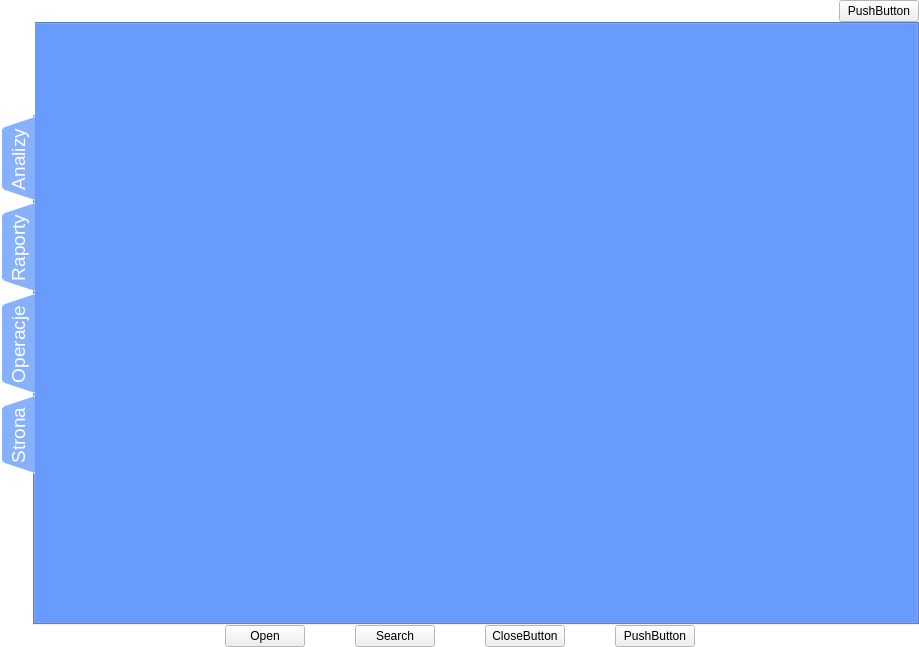
First picture: the form in trunk/src/edr/src/hmm_view/ui/toolboxmaindeffile.ui, repository mk4me/hm-mde-one, before the edit.
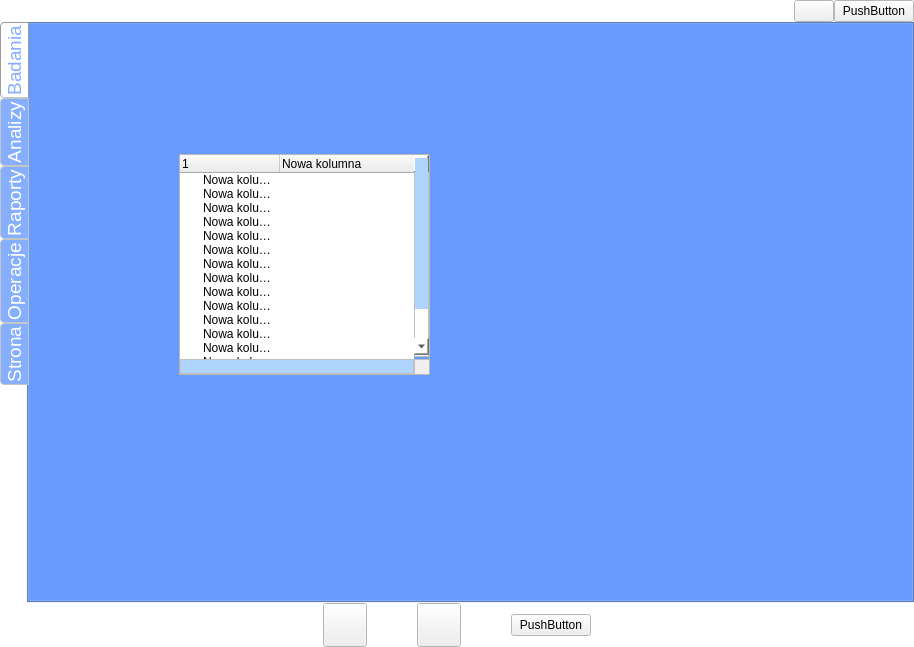
Second picture: the form after the edit. The open tabs and pages were chosen to show the change. Icons and pictures are not drawn.

```diff
--- a/trunk/src/edr/src/hmm_view/ui/toolboxmaindeffile.ui
+++ b/trunk/src/edr/src/hmm_view/ui/toolboxmaindeffile.ui
@@ -6,7 +6,7 @@
    <rect>
     <x>0</x>
     <y>0</y>
-    <width>919</width>
+    <width>914</width>
     <height>647</height>
    </rect>
   </property>
@@ -182,6 +182,29 @@
            </property>
           </spacer>
          </item>
+         <item>
+          <widget class="QPushButton" name="pushButton">
+           <property name="maximumSize">
+            <size>
+             <width>223</width>
+             <height>49</height>
+            </size>
+           </property>
+           <property name="text">
+            <string/>
+           </property>
+           <property name="icon">
+            <iconset resource="Icons.qrc">
+             <normaloff>:/resources/icons/logo2.png</normaloff>:/resources/icons/logo2.png</iconset>
+           </property>
+           <property name="iconSize">
+            <size>
+             <width>223</width>
+             <height>49</height>
+            </size>
+           </property>
+          </widget>
+         </item>
          <item>
           <widget class="QPushButton" name="topButton">
            <property name="text">
@@ -366,11 +389,53 @@
              <pointsize>14</pointsize>
             </font>
            </property>
+           <property name="styleSheet">
+            <string notr="true">/* QTabWidget::pane { 
+     border-top: 2px solid #C2C7CB;
+     position: absolute;
+     top: -0.5em;
+ }*/
+
+/* QTabWidget::tab-bar {
+     alignment: center;
+ }*/
+
+ /* Style the tab using the tab sub-control. Note that
+     it reads QTabBar _not_ QTabWidget */
+ QTabBar::tab {
+   color: white; 
+     background: #87AFFF; /*qlineargradient(x1: 0, y1: 0, x2: 0, y2: 1,
+                                 stop: 0 #E1E1E1, stop: 0.4 #DDDDDD,
+                                 stop: 0.5 #D8D8D8, stop: 1.0 #D3D3D3);*/
+     border: 1px solid #C4C4C3;
+     border-bottom-color: #C2C7CB; /* same as the pane color */
+     border-top-left-radius: 4px;
+     border-top-right-radius: 0px;
+     border-bottom-left-radius: 4px;
+     border-bottom-right-radius: 0px;
+     min-width: 8ex;
+     padding: 2px;
+ }
+
+
+ /*QTabBar::tab:selected, QTabBar::tab:hover {
+     background: qlineargradient(x1: 0, y1: 0, x2: 0, y2: 1,
+                                 stop: 0 #fafafa, stop: 0.4 #f4f4f4,
+                                 stop: 0.5 #e7e7e7, stop: 1.0 #fafafa);
+ }*/
+
+ QTabBar::tab:selected {
+    background: white;
+     border-color: #9B9B9B;
+     border-bottom-color: #C2C7CB; /* same as pane color */
+	 color: rgb(135, 173, 255);
+ }</string>
+           </property>
            <property name="tabPosition">
             <enum>QTabWidget::West</enum>
            </property>
            <property name="tabShape">
-            <enum>QTabWidget::Triangular</enum>
+            <enum>QTabWidget::Rounded</enum>
            </property>
            <property name="currentIndex">
             <number>1</number>
@@ -599,6 +664,189 @@
             <attribute name="title">
              <string>Badania</string>
             </attribute>
+            <widget class="QTreeWidget" name="treeWidget">
+             <property name="geometry">
+              <rect>
+               <x>150</x>
+               <y>130</y>
+               <width>251</width>
+               <height>221</height>
+              </rect>
+             </property>
+             <property name="styleSheet">
+              <string notr="true">QScrollBar:horizontal {						
+		border: 1px ridge grey;						
+		background: #FFFFFF;							
+		height: 15px;									
+		margin: 0px 0px 0px 0px;						
+			}		
+
+ QScrollBar::handle:horizontal,  QScrollBar::handle:pressed {				
+		background: rgb(135, 173, 255);								
+			  min-width: 2px;		
+			 max-width: 5px;
+			  height:5px;				    
+		       border: 0px solid grey;					
+			}
+									
+			QScrollBar::handle:horizontal {				
+		background: rgb(175, 213, 255);
+			selection-background-color: rgb(135, 173, 255);						
+			  min-width: 2px;		
+			 max-width: 5px;
+			  height:5px;				    
+		       border: 0px solid grey;					
+			}
+		/* QScrollBar::handle:horizontal,  QScrollBar::handle:pressed {				
+		background: rgb(135, 173, 255);								
+			  min-width: 2px;		
+			 max-width: 5px;
+			  height:5px;				    
+		       border: 0px solid grey;					
+			}*/
+											
+		QScrollBar::add-line:horizontal {			
+		border: 0px solid grey;						
+		background: #FFFFFF;							
+		width: 0px;									
+				subcontrol-position: right;				
+				subcontrol-origin: margin;				
+			}											
+														
+			QScrollBar::sub-line:horizontal {			
+		border: 0px solid grey;						
+		background: #FFFFFF;							
+		width: 0px;									
+				subcontrol-position: left;				
+				subcontrol-origin: margin;				
+			}
+
+QScrollBar:vertical {
+      border: 1px ridge grey;
+      background: #FFFFFF;
+      width: 15px;
+      margin: 2px 0 2px 0;
+  }
+
+ QScrollBar::handle:vertical,  QScrollBar::handle:pressed {
+      background: rgb(135, 173, 255);
+	  border: 0px outset grey;
+      min-height: 20px;
+  }
+
+  QScrollBar::handle:vertical {
+      background: rgb(175, 213, 255);
+	  selection-background-color: rgb(135, 173, 255);
+	  border: 0px outset grey;
+      min-height: 20px;
+  }
+</string>
+             </property>
+             <property name="verticalScrollBarPolicy">
+              <enum>Qt::ScrollBarAlwaysOn</enum>
+             </property>
+             <property name="horizontalScrollBarPolicy">
+              <enum>Qt::ScrollBarAlwaysOn</enum>
+             </property>
+             <property name="autoScroll">
+              <bool>true</bool>
+             </property>
+             <column>
+              <property name="text">
+               <string/>
+              </property>
+             </column>
+             <column>
+              <property name="text">
+               <string>Nowa kolumna</string>
+              </property>
+             </column>
+             <item>
+              <property name="text">
+               <string>Nowa kolumnaNowa kolumnaNowa kolumnaNowa kolumnaNowa kolumna</string>
+              </property>
+             </item>
+             <item>
+              <property name="text">
+               <string>Nowa kolumnaNowa kolumnaNowa kolumnaNowa kolumnaNowa kolumna</string>
+              </property>
+             </item>
+             <item>
+              <property name="text">
+               <string>Nowa kolumnaNowa kolumnaNowa kolumnaNowa kolumnaNowa kolumna</string>
+              </property>
+             </item>
+             <item>
+              <property name="text">
+               <string>Nowa kolumnaNowa kolumnaNowa kolumnaNowa kolumnaNowa kolumna</string>
+              </property>
+             </item>
+             <item>
+              <property name="text">
+               <string>Nowa kolumnaNowa kolumnaNowa kolumnaNowa kolumnaNowa kolumna</string>
+              </property>
+             </item>
+             <item>
+              <property name="text">
+               <string>Nowa kolumnaNowa kolumnaNowa kolumnaNowa kolumnaNowa kolumna</string>
+              </property>
+             </item>
+             <item>
+              <property name="text">
+               <string>Nowa kolumnaNowa kolumnaNowa kolumnaNowa kolumnaNowa kolumna</string>
+              </property>
+             </item>
+             <item>
+              <property name="text">
+               <string>Nowa kolumnaNowa kolumnaNowa kolumnaNowa kolumnaNowa kolumna</string>
+              </property>
+             </item>
+             <item>
+              <property name="text">
+               <string>Nowa kolumnaNowa kolumnaNowa kolumnaNowa kolumnaNowa kolumna</string>
+              </property>
+             </item>
+             <item>
+              <property name="text">
+               <string>Nowa kolumnaNowa kolumnaNowa kolumnaNowa kolumnaNowa kolumna</string>
+              </property>
+             </item>
+             <item>
+              <property name="text">
+               <string>Nowa kolumnaNowa kolumnaNowa kolumnaNowa kolumnaNowa kolumna</string>
+              </property>
+             </item>
+             <item>
+              <property name="text">
+               <string>Nowa kolumnaNowa kolumnaNowa kolumnaNowa kolumnaNowa kolumna</string>
+              </property>
+             </item>
+             <item>
+              <property name="text">
+               <string>Nowa kolumnaNowa kolumnaNowa kolumnaNowa kolumnaNowa kolumna</string>
+              </property>
+             </item>
+             <item>
+              <property name="text">
+               <string>Nowa kolumnaNowa kolumnaNowa kolumnaNowa kolumnaNowa kolumna</string>
+              </property>
+             </item>
+             <item>
+              <property name="text">
+               <string>Nowa kolumnaNowa kolumnaNowa kolumnaNowa kolumnaNowa kolumna</string>
+              </property>
+             </item>
+             <item>
+              <property name="text">
+               <string>Nowa kolumnaNowa kolumnaNowa kolumnaNowa kolumnaNowa kolumna</string>
+              </property>
+             </item>
+             <item>
+              <property name="text">
+               <string>Nowa kolumnaNowa kolumnaNowa kolumnaNowa kolumnaNowa kolumna</string>
+              </property>
+             </item>
+            </widget>
            </widget>
            <widget class="QWidget" name="Analizy">
             <property name="palette">
@@ -1061,30 +1309,65 @@
          </item>
          <item>
           <widget class="QPushButton" name="openButton">
-           <property name="text">
+           <property name="minimumSize">
+            <size>
+             <width>44</width>
+             <height>44</height>
+            </size>
+           </property>
+           <property name="maximumSize">
+            <size>
+             <width>44</width>
+             <height>44</height>
+            </size>
+           </property>
+           <property name="toolTip">
             <string>Open</string>
            </property>
-           <property name="icon">
-            <iconset resource="Icons.qrc">
-             <normaloff>:/resources/icons/open.png</normaloff>:/resources/icons/open.png</iconset>
-           </property>
-          </widget>
-         </item>
-         <item>
-          <widget class="QPushButton" name="pushButton_3">
            <property name="text">
-            <string>Search</string>
+            <string/>
            </property>
            <property name="icon">
             <iconset resource="Icons.qrc">
-             <normaloff>:/resources/icons/wizualizacja2.png</normaloff>:/resources/icons/wizualizacja2.png</iconset>
+             <normaloff>:/resources/icons/openSession.png</normaloff>:/resources/icons/openSession.png</iconset>
+           </property>
+           <property name="iconSize">
+            <size>
+             <width>39</width>
+             <height>39</height>
+            </size>
            </property>
           </widget>
          </item>
          <item>
           <widget class="QPushButton" name="closeButton">
+           <property name="minimumSize">
+            <size>
+             <width>44</width>
+             <height>44</height>
+            </size>
+           </property>
+           <property name="maximumSize">
+            <size>
+             <width>44</width>
+             <height>44</height>
+            </size>
+           </property>
+           <property name="toolTip">
+            <string>Close</string>
+           </property>
            <property name="text">
-            <string>CloseButton</string>
+            <string/>
+           </property>
+           <property name="icon">
+            <iconset resource="Icons.qrc">
+             <normaloff>:/resources/icons/close.png</normaloff>:/resources/icons/close.png</iconset>
+           </property>
+           <property name="iconSize">
+            <size>
+             <width>39</width>
+             <height>39</height>
+            </size>
            </property>
           </widget>
          </item>
```
Left out of the diff: 2 changed lines with no effect on the pictures.
